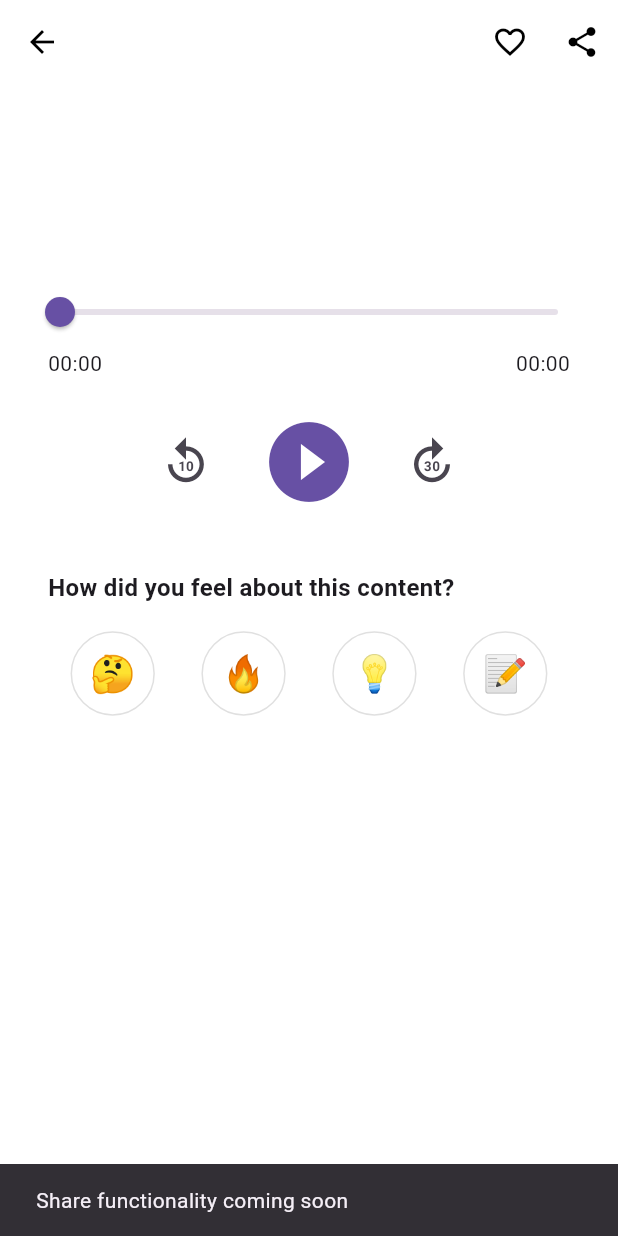
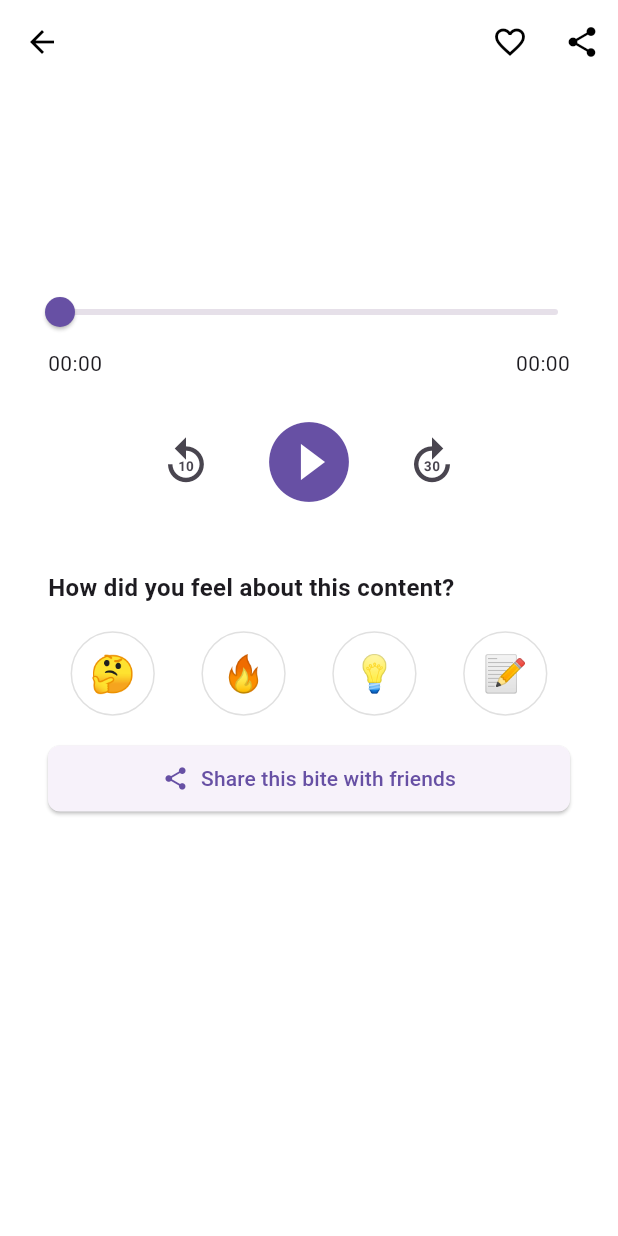
Before and after one commit to SolimanA1/pumpkin-bites-v3, a Flutter app: the PlayerScreen screen opened directly with empty values, after a tap on the "share" icon, on a phone screen of 412 x 824 dp. Run offline on Flutter 3.47's test engine with Material 3 defaults, Android fonts, the phone set to English and light mode, and no system bars; our stand-ins replace cloud_firestore, firebase_auth, firebase_core, just_audio, share_plus; accounts and stored records are empty.

Commit message:
Implemented sharing functionality with share_plus

```diff
--- a/lib/main.dart
+++ b/lib/main.dart
@@ -3,15 +3,16 @@ import 'package:firebase_core/firebase_core.dart';
 import 'package:firebase_auth/firebase_auth.dart';
 import 'package:pumpkin_bites_new/screens/auth/login_screen.dart';
 import 'package:pumpkin_bites_new/screens/auth/register_screen.dart';
-import 'package:pumpkin_bites_new/screens/gifting_screen.dart';
 import 'package:pumpkin_bites_new/screens/home_screen.dart';
 import 'package:pumpkin_bites_new/screens/library_screen.dart';
 import 'package:pumpkin_bites_new/screens/dinner_table_screen.dart';
 import 'package:pumpkin_bites_new/screens/profile_screen.dart';
 import 'package:pumpkin_bites_new/screens/player_screen.dart';
 import 'package:pumpkin_bites_new/screens/diagnostic_screen.dart';
+import 'package:pumpkin_bites_new/screens/share_history_screen.dart';
 import 'package:pumpkin_bites_new/services/auth_service.dart';
 import 'package:pumpkin_bites_new/services/audio_player_service.dart';
+import 'package:pumpkin_bites_new/services/share_service.dart';
 import 'package:pumpkin_bites_new/models/bite_model.dart';
 import 'firebase_options.dart';
 
@@ -23,6 +24,7 @@ void main() async {
 
   // Initialize services
   AuthService();  // Initialize the singleton
+  ShareService(); // Initialize the sharing singleton
 
   // Initialize audio player
   final audioService = AudioPlayerService();
@@ -59,8 +61,8 @@ class MyApp extends StatelessWidget {
         '/library': (context) => const LibraryScreen(),
         '/dinner_table': (context) => const DinnerTableScreen(),
         '/profile': (context) => const ProfileScreen(),
-        '/gifting': (context) => const GiftingScreen(),
         '/diagnostics': (context) => const DiagnosticScreen(),
+        '/share_history': (context) => const ShareHistoryScreen(),
       },
       // Use onGenerateRoute for routes that need parameters
       onGenerateRoute: (settings) {
--- a/lib/screens/player_screen.dart
+++ b/lib/screens/player_screen.dart
@@ -6,6 +6,7 @@ import 'package:cloud_firestore/cloud_firestore.dart';
 import '../models/bite_model.dart';
 import '../services/audio_player_service.dart';
 import '../services/content_service.dart';
+import '../services/share_service.dart';
 
 class PlayerScreen extends StatefulWidget {
   final BiteModel bite;
@@ -19,6 +20,7 @@ class PlayerScreen extends StatefulWidget {
 class _PlayerScreenState extends State<PlayerScreen> {
   final AudioPlayerService _audioService = AudioPlayerService();
   final ContentService _contentService = ContentService();
+  final ShareService _shareService = ShareService();
   final FirebaseFirestore _firestore = FirebaseFirestore.instance;
   final FirebaseAuth _auth = FirebaseAuth.instance;
 
@@ -40,6 +42,9 @@ class _PlayerScreenState extends State<PlayerScreen> {
   // Favorite system
   bool _isFavorite = false;
   bool _isSavingFavorite = false;
+
+  // Share system
+  bool _isSharing = false;
 
   @override
   void initState() {
@@ -198,6 +203,27 @@ class _PlayerScreenState extends State<PlayerScreen> {
     }
   }
 
+  Future<void> _shareBite() async {
+    if (_isSharing) return;
+
+    try {
+      setState(() {
+        _isSharing = true;
+      });
+
+      await _shareService.shareBite(context, widget.bite);
+    } catch (e) {
+      print('Error sharing bite: $e');
+      ScaffoldMessenger.of(context).showSnackBar(
+        SnackBar(content: Text('Error sharing content: $e')),
+      );
+    } finally {
+      setState(() {
+        _isSharing = false;
+      });
+    }
+  }
+
   Future<void> _initPlayer() async {
     try {
       setState(() {
@@ -301,13 +327,17 @@ class _PlayerScreenState extends State<PlayerScreen> {
           ),
           // Share button
           IconButton(
-            icon: const Icon(Icons.share),
-            onPressed: () {
-              // Implement share functionality
-              ScaffoldMessenger.of(context).showSnackBar(
-                const SnackBar(content: Text('Share functionality coming soon')),
-              );
-            },
+            icon: _isSharing
+                ? const SizedBox(
+                    width: 24,
+                    height: 24,
+                    child: CircularProgressIndicator(
+                      strokeWidth: 2,
+                      valueColor: AlwaysStoppedAnimation<Color>(Colors.white),
+                    ),
+                  )
+                : const Icon(Icons.share),
+            onPressed: _isSharing ? null : _shareBite,
           ),
         ],
       ),
@@ -499,6 +529,25 @@ class _PlayerScreenState extends State<PlayerScreen> {
                     }).toList(),
                   ),
 
+            const SizedBox(height: 16),
+
+            // Share content button
+            Container(
+              width: double.infinity,
+              padding: const EdgeInsets.symmetric(horizontal: 16),
+              child: ElevatedButton.icon(
+                onPressed: _isSharing ? null : _shareBite,
+                icon: const Icon(Icons.share),
+                label: const Text('Share this bite with friends'),
+                style: ElevatedButton.styleFrom(
+                  padding: const EdgeInsets.symmetric(vertical: 12),
+                  shape: RoundedRectangleBorder(
+                    borderRadius: BorderRadius.circular(8),
+                  ),
+                ),
+              ),
+            ),
+
             const SizedBox(height: 32),
           ],
         ),
--- /dev/null
+++ b/lib/services/share_service.dart
@@ -0,0 +1,125 @@
+import 'package:flutter/material.dart';
+// Make sure this is the exact package name format
+import 'package:share_plus/share_plus.dart';
+import 'package:firebase_auth/firebase_auth.dart';
+import 'package:cloud_firestore/cloud_firestore.dart';
+import '../models/bite_model.dart';
+
+class ShareService {
+  // Singleton pattern
+  static final ShareService _instance = ShareService._internal();
+  factory ShareService() => _instance;
+  ShareService._internal();
+
+  final FirebaseFirestore _firestore = FirebaseFirestore.instance;
+  final FirebaseAuth _auth = FirebaseAuth.instance;
+
+  // Share a bite using the native share sheet
+  Future<void> shareBite(BuildContext context, BiteModel bite) async {
+    try {
+      // Generate a deep link for the bite
+      final deepLink = await _generateDeepLink(bite.id);
+
+      // Create a message to share
+      final message = _createShareMessage(bite, deepLink);
+
+      // Use the Share.share from share_plus package
+      await Share.share(message, subject: 'Check out this bite from Pumpkin Bites!');
+
+      // Track the share in analytics
+      _trackShare(bite.id);
+    } catch (e) {
+      print('Error sharing bite: $e');
+      ScaffoldMessenger.of(context).showSnackBar(
+        SnackBar(content: Text('Could not share content: $e')),
+      );
+    }
+  }
+
+  // Create a share message based on the bite content
+  String _createShareMessage(BiteModel bite, String deepLink) {
+    return '''
+I just listened to "${bite.title}" on Pumpkin Bites and thought you might enjoy it too!
+
+${bite.description}
+
+Check it out here: $deepLink
+''';
+  }
+
+  // Generate a deep link to the specific bite
+  Future<String> _generateDeepLink(String biteId) async {
+    // For now, we'll use a simple URL format
+    // In a production app, you would use Firebase Dynamic Links or a similar service
+    return 'https://pumpkinbites.app/bite/$biteId';
+  }
+
+  // Track the share in analytics
+  Future<void> _trackShare(String biteId) async {
+    try {
+      final user = _auth.currentUser;
+      if (user == null) return;
+
+      // Update the user's share count
+      await _firestore.collection('users').doc(user.uid).update({
+        'shares': FieldValue.increment(1),
+      });
+
+      // Add to share history
+      await _firestore.collection('users').doc(user.uid).collection('shares').add({
+        'biteId': biteId,
+        'timestamp': FieldValue.serverTimestamp(),
+      });
+
+      // Update the bite's share count
+      await _firestore.collection('bites').doc(biteId).update({
+        'shareCount': FieldValue.increment(1),
+      });
+    } catch (e) {
+      print('Error tracking share: $e');
+    }
+  }
+
+  // Get user's share history
+  Future<List<Map<String, dynamic>>> getShareHistory() async {
+    try {
+      final user = _auth.currentUser;
+      if (user == null) return [];
+
+      final querySnapshot = await _firestore
+          .collection('users')
+          .doc(user.uid)
+          .collection('shares')
+          .orderBy('timestamp', descending: true)
+          .get();
+
+      final List<Map<String, dynamic>> shares = [];
+
+      for (final doc in querySnapshot.docs) {
+        final data = doc.data();
+        final biteId = data['biteId'] as String;
+
+        // Get bite details
+        try {
+          final biteDoc = await _firestore.collection('bites').doc(biteId).get();
+          if (biteDoc.exists) {
+            final biteData = biteDoc.data()!;
+            shares.add({
+              'id': doc.id,
+              'biteId': biteId,
+              'biteTitle': biteData['title'] ?? 'Unknown Bite',
+              'timestamp': data['timestamp'],
+            });
+          }
+        } catch (e) {
+          print('Error getting bite details: $e');
+        }
+      }
+
+      return shares;
+    } catch (e) {
+      print('Error getting share history: $e');
+      return [];
+    }
+  }
+}
```
Also changed, not shown: lib/screens/profile_screen.dart (+3 -9 lines), lib/screens/share_history_screen.dart (added, +173 -0 lines), pubspec.yaml (+23 -20 lines), pubspec.lock, 3 other files.
